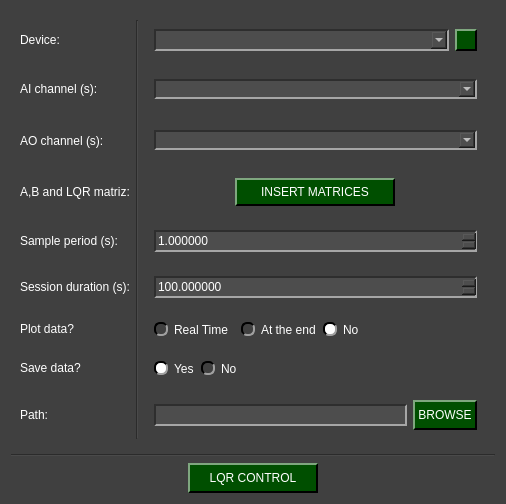
The window that pydaq/uis/PyDAQ_lqr_control_Arduino_widget.ui (viniciusfs14/pydaq) describes before a commit, drawn with Qt 5.
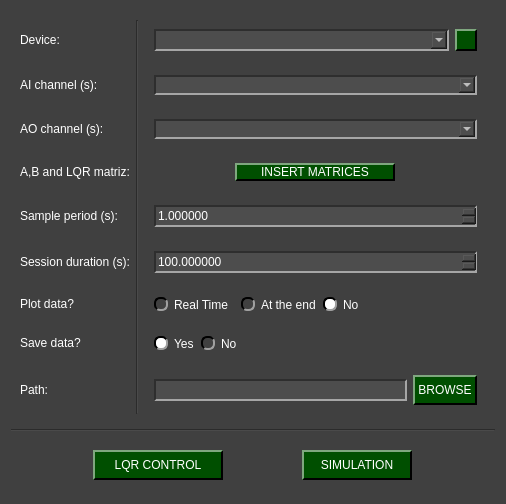
The same window after the commit. Icons and pictures are not drawn.

Commit message: LQR Control working and Ai/Ao channels labels ajusted

What changed in the file:
```diff
--- a/pydaq/uis/PyDAQ_lqr_control_Arduino_widget.ui
+++ b/pydaq/uis/PyDAQ_lqr_control_Arduino_widget.ui
@@ -404,6 +404,51 @@
 </string>
   </property>
   <layout class="QGridLayout" name="gridLayout_3">
+   <item row="1" column="0">
+    <widget class="Line" name="line_3">
+     <property name="orientation">
+      <enum>Qt::Orientation::Horizontal</enum>
+     </property>
+    </widget>
+   </item>
+   <item row="2" column="0">
+    <widget class="QWidget" name="widget_6" native="true">
+     <layout class="QHBoxLayout" name="horizontalLayout">
+      <item>
+       <widget class="QPushButton" name="start_lqr_control">
+        <property name="minimumSize">
+         <size>
+          <width>130</width>
+          <height>30</height>
+         </size>
+        </property>
+        <property name="maximumSize">
+         <size>
+          <width>130</width>
+          <height>30</height>
+         </size>
+        </property>
+        <property name="text">
+         <string>LQR CONTROL</string>
+        </property>
+       </widget>
+      </item>
+      <item>
+       <widget class="QPushButton" name="simulate_button">
+        <property name="maximumSize">
+         <size>
+          <width>110</width>
+          <height>30</height>
+         </size>
+        </property>
+        <property name="text">
+         <string>SIMULATION</string>
+        </property>
+       </widget>
+      </item>
+     </layout>
+    </widget>
+   </item>
    <item row="0" column="0">
     <widget class="QWidget" name="widget" native="true">
      <layout class="QGridLayout" name="gridLayout_2">
@@ -829,32 +874,6 @@
      </layout>
     </widget>
    </item>
-   <item row="1" column="0">
-    <widget class="Line" name="line_3">
-     <property name="orientation">
-      <enum>Qt::Orientation::Horizontal</enum>
-     </property>
-    </widget>
-   </item>
-   <item row="2" column="0" alignment="Qt::AlignmentFlag::AlignHCenter">
-    <widget class="QPushButton" name="start_lqr_control">
-     <property name="minimumSize">
-      <size>
-       <width>130</width>
-       <height>30</height>
-      </size>
-     </property>
-     <property name="maximumSize">
-      <size>
-       <width>130</width>
-       <height>30</height>
-      </size>
-     </property>
-     <property name="text">
-      <string>LQR CONTROL</string>
-     </property>
-    </widget>
-   </item>
   </layout>
  </widget>
  <resources>
```
The commit also changes 18 other files.
